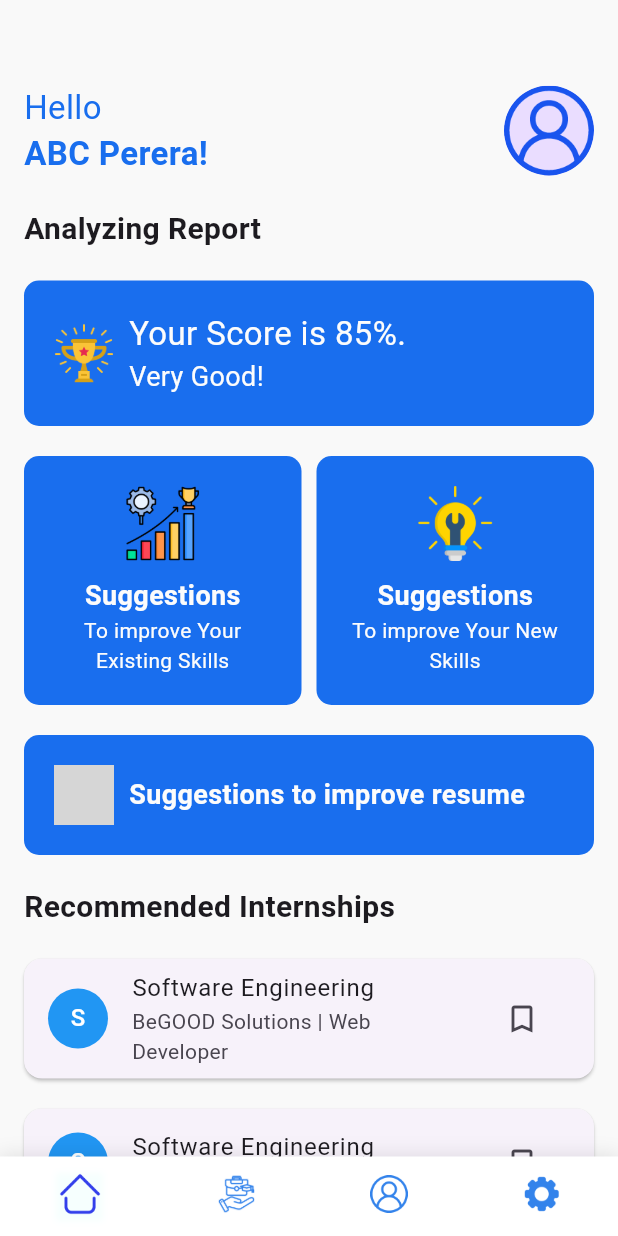
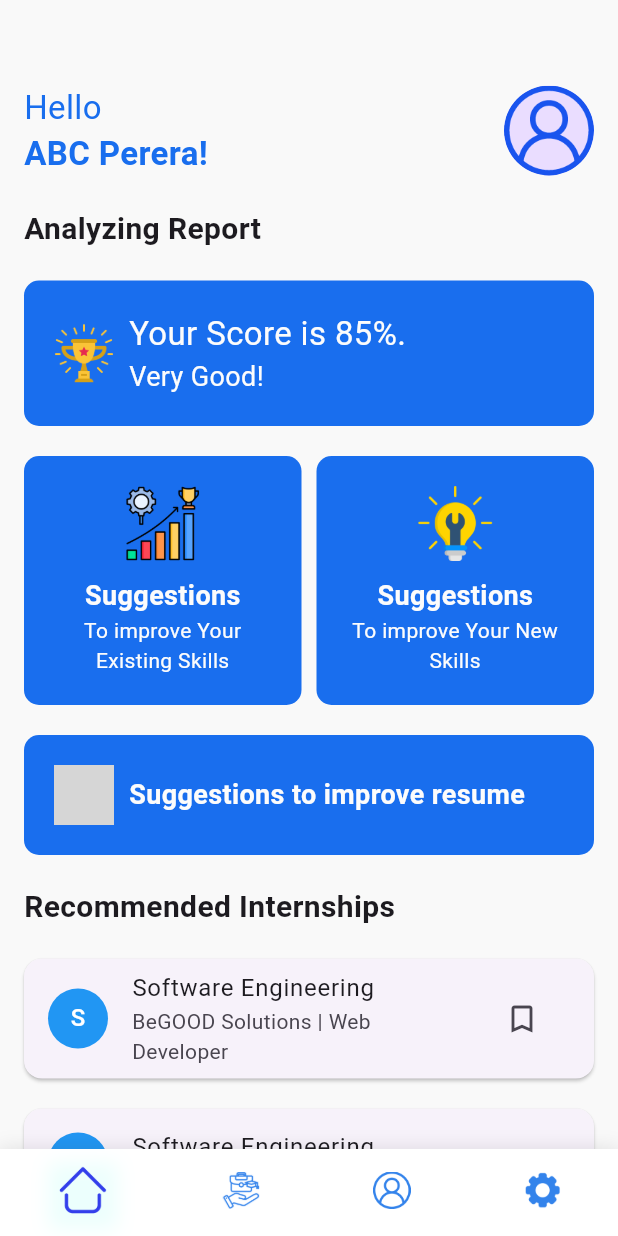
Before and after one commit to AnuV6/CareerPulse-Mobile-App, a Flutter app: the HomePage screen opened by its route, on a phone screen of 412 x 824 dp. Run offline on Flutter 3.47's test engine with Material 3 defaults, Android fonts, the light colour scheme and no system bars; our stand-ins replace file_picker, firebase_auth, firebase_core, fluttertoast, google_sign_in; accounts and stored records are empty; grey boxes are pictures that could not be loaded.

Commit message:
bottom navigation bar animation chnaged

```diff
--- a/career_pulse/lib/widgets/BottomNavigationBar.dart
+++ b/career_pulse/lib/widgets/BottomNavigationBar.dart
@@ -1,17 +1,14 @@
-// ignore_for_file: file_names
-
 import 'package:flutter/material.dart';
 
 class CustomBottomNavigationBar extends StatelessWidget {
   final int currentIndex;
   final Function(int) onTap;
 
-  // ignore: use_super_parameters
   const CustomBottomNavigationBar({
-    Key? key,
+    super.key,
     required this.currentIndex,
     required this.onTap,
-  }) : super(key: key);
+  });
 
   @override
   Widget build(BuildContext context) {
@@ -48,23 +45,23 @@ class CustomBottomNavigationBar extends StatelessWidget {
         onExit: (_) {},
         child: AnimatedContainer(
           duration: const Duration(milliseconds: 300),
-          padding: const EdgeInsets.symmetric(vertical: 5), // Reduced padding
+          padding: const EdgeInsets.symmetric(vertical: 5),
           child: Column(
             mainAxisSize: MainAxisSize.min,
             children: [
               AnimatedContainer(
                 duration: const Duration(milliseconds: 300),
-                width: isSelected ? 30 : 25, // Reduced size
-                height: isSelected ? 30 : 25, // Reduced size
+                width: isSelected ? 35 : 25,
+                height: isSelected ? 35 : 25,
                 decoration: isSelected
                     ? BoxDecoration(
                         boxShadow: [
                           BoxShadow(
                             color: const Color.fromARGB(255, 192, 255, 247)
-                                .withOpacity(0.15),
-                            spreadRadius: 1,
-                            blurRadius: 3,
-                            offset: const Offset(0, 2),
+                                .withOpacity(0.3),
+                            spreadRadius: 5,
+                            blurRadius: 10,
+                            offset: const Offset(0, 4),
                           ),
                         ],
                       )
@@ -76,7 +73,7 @@ class CustomBottomNavigationBar extends StatelessWidget {
                       : const Color.fromARGB(255, 51, 131, 235),
                 ),
               ),
-              const SizedBox(height: 3), // Reduced spacing
+              const SizedBox(height: 3),
             ],
           ),
         ),
@@ -85,8 +82,7 @@ class CustomBottomNavigationBar extends StatelessWidget {
   }
 }
 
-
-//Usages
+// Usages
 /*
 
 int _selectedIndex = 0;
@@ -107,5 +103,4 @@ Scaffold(
   ...
 ),
 
-
 */
```
